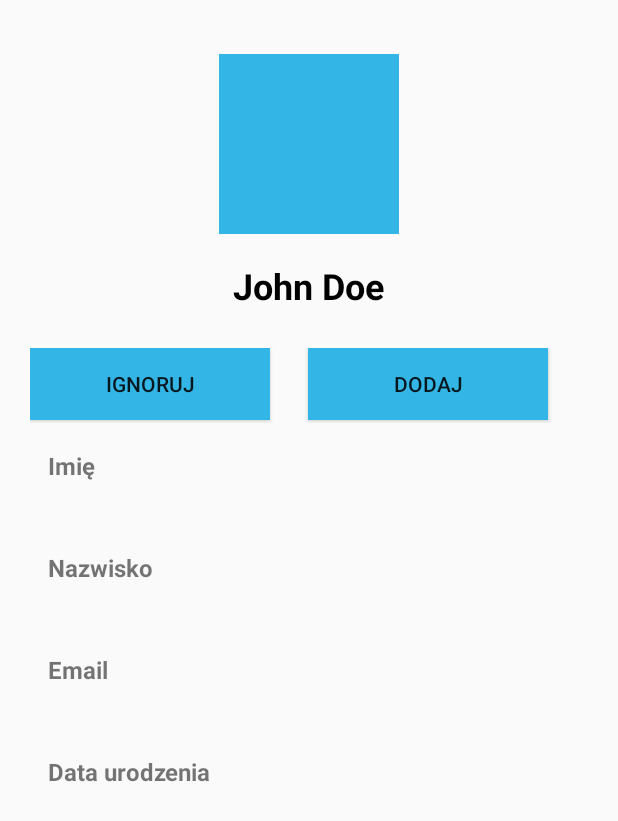
After one commit to Tomasz-sys/aplikacja_mobilna_komunikator, an Android app: the DetailsActivity screen opened directly, with no data from a screen before it, on a phone screen of 412 x 824 dp. The commit adds this screen. Shown: the top 821 px of the screen. Run offline under Robolectric (Android 15) with nearby library versions, the phone set to English and light mode, and no system bars.

Commit message:
Resolve merge conflicts

```diff
--- a/Komunikator/app/build.gradle
+++ b/Komunikator/app/build.gradle
@@ -26,6 +26,6 @@ dependencies {
     })
     compile 'com.android.support:appcompat-v7:25.2.0'
     compile 'com.android.support:design:25.3.0'
-    compile 'com.android.support.constraint:constraint-layout:+'
+    compile 'com.android.support.constraint:constraint-layout:1.0.0-beta4'
     testCompile 'junit:junit:4.12'
 }
--- a/Komunikator/app/src/main/AndroidManifest.xml
+++ b/Komunikator/app/src/main/AndroidManifest.xml
@@ -20,8 +20,11 @@
         <activity
             android:name=".ConversationsListActivity"
             android:label="@string/title_activity_conversations_list"
-            android:theme="@style/AppTheme.NoActionBar">
-        </activity>
+            android:theme="@style/AppTheme.NoActionBar"></activity>
+        <activity
+            android:name=".DetailsActivity"
+            android:label="@string/title_activity_details"
+            android:theme="@style/AppTheme.NoActionBar"></activity>
     </application>
 
 </manifest>
--- /dev/null
+++ b/Komunikator/app/src/main/java/pl/komunikator/komunikator/DetailsActivity.java
@@ -0,0 +1,19 @@
+package pl.komunikator.komunikator;
+
+import android.os.Bundle;
+import android.support.design.widget.FloatingActionButton;
+import android.support.design.widget.Snackbar;
+import android.support.v7.app.AppCompatActivity;
+import android.support.v7.widget.Toolbar;
+import android.view.View;
+
+public class DetailsActivity extends AppCompatActivity {
+
+    @Override
+    protected void onCreate(Bundle savedInstanceState) {
+        super.onCreate(savedInstanceState);
+        setContentView(R.layout.activity_details);
+
+    }
+
+}
--- /dev/null
+++ b/Komunikator/app/src/main/res/layout/activity_details.xml
@@ -0,0 +1,159 @@
+<?xml version="1.0" encoding="utf-8"?>
+<RelativeLayout xmlns:android="http://schemas.android.com/apk/res/android"
+    xmlns:app="http://schemas.android.com/apk/res-auto"
+    xmlns:tools="http://schemas.android.com/tools"
+    android:layout_width="match_parent"
+    android:layout_height="match_parent">
+
+    <ImageView
+        android:id="@+id/details_avatar"
+        android:layout_width="120dp"
+        android:layout_height="120dp"
+        android:layout_alignParentTop="true"
+        android:layout_centerHorizontal="true"
+        android:layout_marginTop="36dp"
+        android:contentDescription="@string/app_icon"
+        app:srcCompat="@android:color/holo_blue_light" />
+
+    <TextView
+        android:id="@+id/details_bold_name"
+        android:layout_width="wrap_content"
+        android:layout_height="wrap_content"
+        android:layout_below="@+id/details_avatar"
+        android:layout_centerHorizontal="true"
+        android:layout_marginTop="18dp"
+        android:gravity="center"
+        android:text="@string/details_bold_name"
+        android:textColor="@android:color/background_dark"
+        android:textSize="24sp"
+        android:textStyle="bold" />
+
+    <LinearLayout
+        android:id="@+id/linearLayout"
+        android:layout_width="match_parent"
+        android:layout_height="50dp"
+        android:layout_alignParentLeft="true"
+        android:layout_alignParentStart="true"
+        android:layout_below="@+id/details_bold_name"
+        android:layout_marginLeft="20dp"
+        android:layout_marginStart="20dp"
+        android:layout_marginTop="25dp"
+        android:orientation="horizontal">
+
+        <Button
+            android:id="@+id/details_ignore_button"
+            android:layout_width="160dp"
+            android:layout_height="wrap_content"
+            android:background="@android:color/holo_blue_light"
+            android:text="@string/details_ignore"
+            android:textAlignment="center" />
+
+        <Button
+            android:id="@+id/details_add_button"
+            android:layout_width="160dp"
+            android:layout_height="wrap_content"
+            android:layout_marginLeft="25dp"
+            android:layout_marginRight="20dp"
+            android:background="@android:color/holo_blue_light"
+            android:text="@string/details_add"
+            android:textAlignment="center" />
+
+    </LinearLayout>
+
+    <TextView
+        android:id="@+id/details_name_label"
+        android:layout_width="wrap_content"
+        android:layout_height="wrap_content"
+        android:layout_alignLeft="@+id/linearLayout"
+        android:layout_alignStart="@+id/linearLayout"
+        android:layout_below="@+id/linearLayout"
+        android:layout_marginLeft="12dp"
+        android:layout_marginStart="12dp"
+        android:layout_marginTop="17dp"
+        android:layout_weight="1"
+        android:text="@string/details_name_label"
+        android:textSize="16sp"
+        android:textStyle="bold" />
+
+    <TextView
+        android:id="@+id/details_name"
+        android:layout_width="wrap_content"
+        android:layout_height="wrap_content"
+        android:layout_below="@+id/details_name_label"
+        android:layout_marginEnd="11dp"
+        android:layout_marginRight="11dp"
+        android:layout_marginTop="12dp"
+        android:layout_toLeftOf="@+id/details_avatar"
+        android:layout_toStartOf="@+id/details_avatar"
+        android:text="@string/details_name"
+        android:textSize="16sp" />
+
+    <TextView
+        android:id="@+id/details_surname_label"
+        android:layout_width="wrap_content"
+        android:layout_height="wrap_content"
+        android:layout_alignLeft="@+id/details_name_label"
+        android:layout_alignStart="@+id/details_name_label"
+        android:layout_below="@+id/details_name"
+        android:layout_marginTop="12dp"
+        android:text="@string/details_surname_label"
+        android:textSize="16sp"
+        android:textStyle="bold" />
+
+    <TextView
+        android:id="@+id/details_surname"
+        android:layout_width="wrap_content"
+        android:layout_height="wrap_content"
+        android:layout_alignLeft="@+id/details_name"
+        android:layout_alignStart="@+id/details_name"
+        android:layout_below="@+id/details_surname_label"
+        android:layout_marginTop="12dp"
+        android:text="@string/details_surname"
+        android:textSize="16sp" />
+
+    <TextView
+        android:id="@+id/details_email_label"
+        android:layout_width="wrap_content"
+        android:layout_height="wrap_content"
+        android:layout_alignLeft="@+id/details_surname_label"
+        android:layout_alignStart="@+id/details_surname_label"
+        android:layout_below="@+id/details_surname"
+        android:layout_marginTop="12dp"
+        android:text="@string/details_email_label"
+        android:textSize="16sp"
+        android:textStyle="bold" />
+
+    <TextView
+        android:id="@+id/details_email"
+        android:layout_width="wrap_content"
+        android:layout_height="wrap_content"
+        android:layout_alignLeft="@+id/details_surname"
+        android:layout_alignStart="@+id/details_surname"
+        android:layout_below="@+id/details_email_label"
+        android:layout_marginTop="12dp"
+        android:text="@string/details_email"
+        android:textSize="16sp" />
+
+    <TextView
+        android:id="@+id/details_birth_label"
+        android:layout_width="wrap_content"
+        android:layout_height="wrap_content"
+        android:layout_alignLeft="@+id/details_email_label"
+        android:layout_alignStart="@+id/details_email_label"
+        android:layout_below="@+id/details_email"
+        android:layout_marginTop="12dp"
+        android:text="@string/details_birth_label"
+        android:textSize="16sp"
+        android:textStyle="bold" />
+
+    <TextView
+        android:id="@+id/details_birth"
+        android:layout_width="wrap_content"
+        android:layout_height="wrap_content"
+        android:layout_alignLeft="@+id/details_email"
+        android:layout_alignStart="@+id/details_email"
+        android:layout_below="@+id/details_birth_label"
+        android:layout_marginTop="12dp"
+        android:text="@string/details_birth" />
+
+</RelativeLayout>
--- /dev/null
+++ b/Komunikator/app/src/main/res/layout/content_details.xml
@@ -0,0 +1,11 @@
+<?xml version="1.0" encoding="utf-8"?>
+<android.support.constraint.ConstraintLayout xmlns:android="http://schemas.android.com/apk/res/android"
+    xmlns:app="http://schemas.android.com/apk/res-auto"
+    xmlns:tools="http://schemas.android.com/tools"
+    android:layout_width="match_parent"
+    android:layout_height="match_parent"
+    app:layout_behavior="@string/appbar_scrolling_view_behavior"
+    tools:context="pl.komunikator.komunikator.DetailsActivity"
+    tools:showIn="@layout/activity_details">
+
+</android.support.constraint.ConstraintLayout>
--- a/Komunikator/app/src/main/res/values/strings.xml
+++ b/Komunikator/app/src/main/res/values/strings.xml
@@ -26,4 +26,20 @@
         Maecenas malesuada elit lectus felis, malesuada ultricies.</string>
     <string name="contact_email_placeholder">john.doe@example.com</string>
 
+    <string name="title_activity_details">DetailsActivity</string>
+
+    <string name="details_bold_name">John Doe</string>
+    <string name="details_ignore">IGNORUJ</string>
+    <string name="details_add">DODAJ</string>
+    <string name="details_name_label">Imię</string>
+    <string name="details_surname_label">Nazwisko</string>
+    <string name="details_email_label">Email</string>
+    <string name="details_birth_label">Data urodzenia</string>
+    <string name="details_name"></string>
+    <string name="details_surname"></string>
+    <string name="details_email"></string>
+    <string name="details_birth"></string>
+
+
+
 </resources>
```
